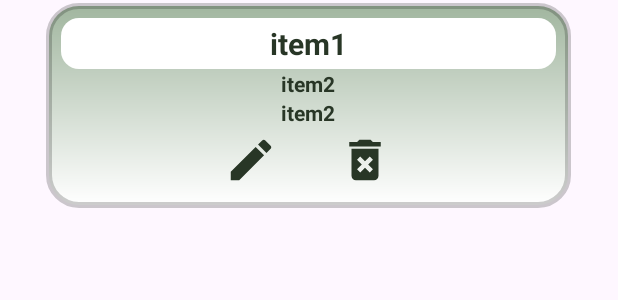
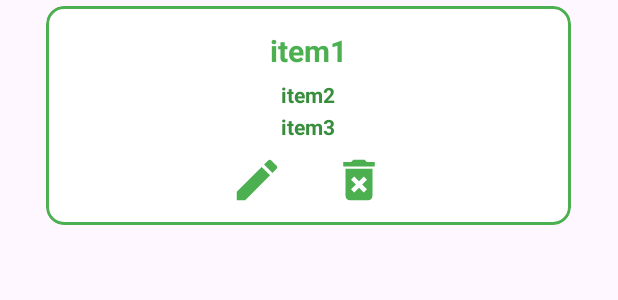
Before and after one commit to Willacy/TarefasAcademicas, an Android app: the layout item_list_tarefa.xml on its own in the app's theme, with its tools: preview values and no code run, on a phone screen of 412 x 824 dp. Shown: the top 300 px of the screen. Run offline under Robolectric (Android 15) with nearby library versions, the phone set to English and light mode, and no system bars.

Commit message:
Atualização layout item list

```diff
--- a/app/src/main/res/layout/item_list_tarefa.xml
+++ b/app/src/main/res/layout/item_list_tarefa.xml
@@ -1,39 +1,40 @@
 <?xml version="1.0" encoding="utf-8"?>
-<LinearLayout xmlns:android="http://schemas.android.com/apk/res/android"
+<LinearLayout
+    xmlns:android="http://schemas.android.com/apk/res/android"
+    xmlns:app="http://schemas.android.com/apk/res-auto"
     android:layout_width="match_parent"
     android:layout_height="wrap_content"
     android:gravity="center"
-    android:orientation="vertical">
+    android:orientation="vertical"
+    android:padding="4dp">
 
-    <LinearLayout
+    <com.google.android.material.card.MaterialCardView
         android:layout_width="350dp"
         android:layout_height="wrap_content"
-        android:layout_margin="2dp"
-        android:layout_marginBottom="3dp"
-        android:background="@drawable/bg_gradiente_item_list"
-        android:elevation="10dp"
-        android:gravity="center"
-        android:orientation="horizontal"
-        android:padding="10dp">
+        android:layout_marginBottom="8dp"
+        android:backgroundTint="@color/colorBackground"
+        android:elevation="6dp"
+        app:cardCornerRadius="12dp"
+        app:strokeColor="@color/colorPrimary"
+        app:strokeWidth="2dp">
 
         <LinearLayout
             android:layout_width="match_parent"
             android:layout_height="wrap_content"
-            android:layout_gravity="start"
-            android:layout_marginTop="4dp"
-            android:orientation="vertical">
+            android:orientation="vertical"
+            android:padding="12dp"
+            android:gravity="center_horizontal">
 
             <TextView
                 android:id="@+id/txtItem1"
                 android:layout_width="match_parent"
                 android:layout_height="wrap_content"
-                android:background="@drawable/bg_textview_arredondado"
                 android:gravity="center"
-                android:padding="3dp"
                 android:text="item1"
-                android:textColor="@color/cor_menu"
+                android:textColor="@color/colorPrimary"
                 android:textSize="20sp"
-                android:textStyle="bold" />
+                android:textStyle="bold"
+                android:padding="4dp" />
 
             <TextView
                 android:id="@+id/txtItem2"
@@ -41,51 +42,52 @@
                 android:layout_height="wrap_content"
                 android:gravity="center"
                 android:text="item2"
-                android:textColor="@color/cor_menu"
+                android:textColor="@color/colorPrimaryVariant"
                 android:textSize="14sp"
-                android:textStyle="bold" />
+                android:textStyle="bold"
+                android:paddingTop="2dp" />
 
             <TextView
                 android:id="@+id/txtItem3"
                 android:layout_width="match_parent"
                 android:layout_height="wrap_content"
                 android:gravity="center"
-                android:text="item2"
-                android:textColor="@color/cor_menu"
+                android:text="item3"
+                android:textColor="@color/colorPrimaryVariant"
                 android:textSize="14sp"
-                android:textStyle="bold" />
+                android:textStyle="bold"
+                android:paddingTop="2dp" />
 
             <LinearLayout
                 android:layout_width="match_parent"
                 android:layout_height="wrap_content"
-                android:layout_gravity="center"
-                android:layout_marginTop="4dp"
                 android:gravity="center"
-                android:orientation="horizontal">
+                android:orientation="horizontal"
+                android:layout_marginTop="8dp">
 
-                <ImageButton
+                <com.google.android.material.imageview.ShapeableImageView
                     android:id="@+id/btnEditar"
                     android:layout_width="36dp"
                     android:layout_height="36dp"
-                    android:layout_marginRight="20dp"
-                    android:background="@drawable/ic_edit"
-                    android:backgroundTint="@color/cor_menu"
+                    android:src="@drawable/ic_edit"
                     android:contentDescription="@string/todo"
-                    android:paddingHorizontal="12dp" />
+                    android:tint="@color/colorPrimary"
+                    android:layout_marginEnd="16dp"
+                    app:shapeAppearanceOverlay="@style/ShapeAppearance.Material3.Corner.None" />
 
-                <ImageButton
+                <com.google.android.material.imageview.ShapeableImageView
                     android:id="@+id/btnDeletar"
                     android:layout_width="36dp"
                     android:layout_height="36dp"
-                    android:layout_marginLeft="20dp"
-                    android:background="@drawable/ic_delete"
-                    android:backgroundTint="@color/cor_menu"
+                    android:src="@drawable/ic_delete"
                     android:contentDescription="@string/todo"
-                    android:paddingHorizontal="12dp" />
+                    android:tint="@color/colorPrimary"
+                    android:layout_marginStart="16dp"
+                    app:shapeAppearanceOverlay="@style/ShapeAppearance.Material3.Corner.None" />
 
             </LinearLayout>
+
         </LinearLayout>
+    </com.google.android.material.card.MaterialCardView>
 
-
-    </LinearLayout>
 </LinearLayout>
```
Also changed, not shown: app/src/main/java/com/example/tarefasacademicas/adpter/CursoAdapter.java (+5 -8 lines), app/src/main/java/com/example/tarefasacademicas/adpter/TarefaAdapter.java (+6 -6 lines), app/src/main/res/layout/item_list_curso.xml (+116 -33 lines).
